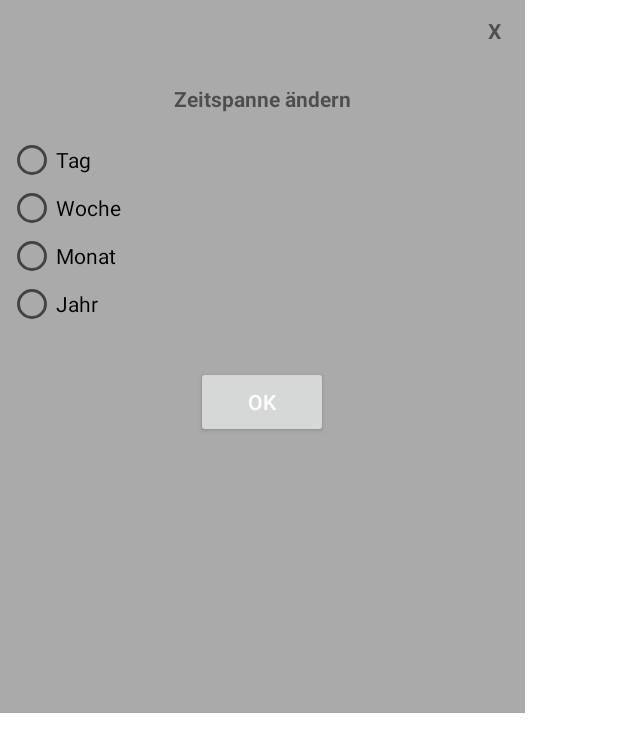
After one commit to trinkster/trinkster, an Android app: the layout activity_timeline_popup.xml on its own in the app's theme, with its tools: preview values and no code run, on a phone screen of 412 x 824 dp. The commit adds this screen. Shown: the top 752 px of the screen. Run offline under Robolectric (Android 15) with nearby library versions, the phone set to English and light mode, and no system bars.

Commit message:
Timeline Popup

```diff
--- a/app/src/main/java/ch/bfh/btx8108/trinkster/MainActivity.java
+++ b/app/src/main/java/ch/bfh/btx8108/trinkster/MainActivity.java
@@ -102,9 +102,17 @@ public class MainActivity extends AppCompatActivity {
     Nachfolgend ein paar Beispiele:
      */
 
+    //Statistic
+
     public void changeDateOneDayAfter(View v) {fragment_statistic.changeDateOneDayAfter(v); }
 
     public void changeDateOneDayBefore(View v) {fragment_statistic.changeDateOneDayBefore(v); }
+
+    public void channgeTimeline(View v) {fragment_statistic.changeTimeline(v); }
+
+    public void onRadioButtonClicked(View v) {fragment_statistic.onRadioButtonClicked(v); }
+
+    //Guess BAC
 
     public void connectNearestClicked(View v){
         fragment_guessbac.connectNearestClicked(v);
--- a/app/src/main/java/ch/bfh/btx8108/trinkster/Statistic.java
+++ b/app/src/main/java/ch/bfh/btx8108/trinkster/Statistic.java
@@ -25,8 +25,8 @@ import android.widget.Button;
 import android.widget.ImageButton;
 import android.widget.DatePicker;
 import android.widget.EditText;
-import android.widget.TextView;
 import android.graphics.Color;
+import android.graphics.drawable.ColorDrawable;
 import android.app.Dialog;
 import android.app.DatePickerDialog;
 import android.view.View.OnClickListener;
@@ -49,6 +49,7 @@ public class Statistic extends Fragment {
     Date actualDayCalendar;
     TextView textViewDate;
     Button buttonAfter;
+    Dialog myDialog;
 
     @Nullable
     @Override
@@ -93,12 +94,14 @@ public class Statistic extends Fragment {
             }
         });
 
+        //myDialog = new Dialog(this);
+
         final ImageButton buttonTimeline = rootView.findViewById(R.id.timeline);
         rootView.findViewById(R.id.timeline).setBackgroundColor(Color.TRANSPARENT);
         buttonTimeline.setOnClickListener(new View.OnClickListener() {
             public void onClick(View v) {
                 // Code here executes on main thread after user presses button
-
+                changeTimeline(v);
             }
         });
 
@@ -151,6 +154,27 @@ public class Statistic extends Fragment {
         actualDay = formatter.format(today);
         actualDayCalendar = today;
         item.setText(date);
+    }
+
+    public void changeTimeline(View v) {
+        TextView txtclose;
+        Button btnFollow;
+        myDialog.setContentView(R.layout.activity_timeline_popup);
+        txtclose =(TextView) myDialog.findViewById(R.id.txtclose);
+        txtclose.setText("M");
+        btnFollow = (Button) myDialog.findViewById(R.id.ok);
+        txtclose.setOnClickListener(new View.OnClickListener() {
+            @Override
+            public void onClick(View v) {
+                myDialog.dismiss();
+            }
+        });
+        myDialog.getWindow().setBackgroundDrawable(new ColorDrawable(Color.TRANSPARENT));
+        myDialog.show();
+    }
+
+    public void onRadioButtonClicked(View v) {
+
     }
 
     public void setPieChart (PieChart pieChart) {
--- a/app/src/main/res/layout/activity_statistic.xml
+++ b/app/src/main/res/layout/activity_statistic.xml
@@ -63,6 +63,8 @@
             android:layout_width="wrap_content"
             android:onClick="changeDateOneDayAfter"
             android:contextClickable="true"
+            android:clickable="true"
+            android:focusable="true"
             android:contentDescription="@string/TEXT_NAVIGATE_NEXT"
             android:text="@drawable/ic_navigate_next_black_24dp"/>
             <!--android:onClick="changeDateOneDayAfter"
@@ -84,7 +86,7 @@
             android:layout_height="wrap_content"
             android:layout_width="wrap_content"
             android:src="@drawable/ic_timeline_black_24dp"
-            android:layout_gravity="right"/>
+            android:onClick="changeTimeline" />
 
     </LinearLayout>
 
--- /dev/null
+++ b/app/src/main/res/layout/activity_timeline_popup.xml
@@ -0,0 +1,90 @@
+<?xml version="1.0" encoding="utf-8"?>
+<android.support.constraint.ConstraintLayout xmlns:android="http://schemas.android.com/apk/res/android"
+    xmlns:app="http://schemas.android.com/apk/res-auto"
+    xmlns:tools="http://schemas.android.com/tools"
+    android:id="@+id/constraintLayout"
+    android:layout_width="match_parent"
+    android:layout_height="match_parent"
+    tools:context=".Statistic">
+
+    <LinearLayout xmlns:android="http://schemas.android.com/apk/res/android"
+        android:orientation="vertical"
+        android:layout_width="350dp"
+        android:layout_height="475dp"
+        android:background="@color/colorPrimaryDark"
+        android:padding="5dp"
+        android:layout_gravity="center">
+        <TextView
+            android:id="@+id/txtclose"
+            android:layout_width="30dp"
+            android:layout_height="30dp"
+            android:text="X"
+            android:textStyle="bold"
+            android:layout_gravity="end"
+            android:gravity="center"/>
+        <LinearLayout
+            android:layout_width="match_parent"
+            android:layout_height="wrap_content"
+            android:orientation="vertical">
+            <ImageView
+                android:layout_width="wrap_content"
+                android:layout_height="wrap_content"
+                android:layout_gravity="center"
+                android:layout_marginTop="15dp"/>
+            <TextView
+                android:layout_width="wrap_content"
+                android:layout_height="wrap_content"
+                android:text="Zeitspanne ändern"
+                android:textStyle="bold"
+                android:layout_gravity="center_horizontal"
+                android:layout_marginTop="5dp"/>
+        </LinearLayout>
+        <LinearLayout
+            android:layout_marginTop="15dp"
+            android:orientation="horizontal"
+            android:layout_width="match_parent"
+            android:layout_height="wrap_content">
+
+            <RadioGroup xmlns:android="http://schemas.android.com/apk/res/android"
+                android:layout_width="match_parent"
+                android:layout_height="wrap_content"
+                android:orientation="vertical">
+
+                <RadioButton android:id="@+id/radio_day"
+                    android:layout_width="wrap_content"
+                    android:layout_height="wrap_content"
+                    android:text="@string/TEXT_DAY"
+                    android:onClick="onRadioButtonClicked"/>
+
+                <RadioButton android:id="@+id/radio_week"
+                    android:layout_width="wrap_content"
+                    android:layout_height="wrap_content"
+                    android:text="@string/TEXT_WEEK"
+                    android:onClick="onRadioButtonClicked"/>
+
+                <RadioButton android:id="@+id/radio_month"
+                    android:layout_width="wrap_content"
+                    android:layout_height="wrap_content"
+                    android:text="@string/TEXT_MONTH"
+                    android:onClick="onRadioButtonClicked"/>
+
+                <RadioButton android:id="@+id/radio_year"
+                    android:layout_width="wrap_content"
+                    android:layout_height="wrap_content"
+                    android:text="@string/TEXT_YEAR"
+                    android:onClick="onRadioButtonClicked"/>
+
+            </RadioGroup>
+        </LinearLayout>
+
+        <Button
+            android:id="@+id/ok"
+            android:layout_width="wrap_content"
+            android:layout_height="wrap_content"
+            android:text="@string/TEXT_OK"
+            android:layout_marginTop="25dp"
+            android:layout_gravity="center_horizontal" />
+
+    </LinearLayout>
+
+    </android.support.constraint.ConstraintLayout>
--- a/app/src/main/res/values/strings.xml
+++ b/app/src/main/res/values/strings.xml
@@ -15,6 +15,11 @@
 
     <!-- Statistic-Strings -->
     <string name="TEXT_NAVIGATE_NEXT">Day After</string>
+    <string name="TEXT_OK">OK</string>
+    <string name="TEXT_DAY">Tag</string>
+    <string name="TEXT_WEEK">Woche</string>
+    <string name="TEXT_MONTH">Monat</string>
+    <string name="TEXT_YEAR">Jahr</string>
 
     <!-- BACTrack-Strings -->
     <string name="TEXT_DISCONNECTED">Disconnected</string>
```
